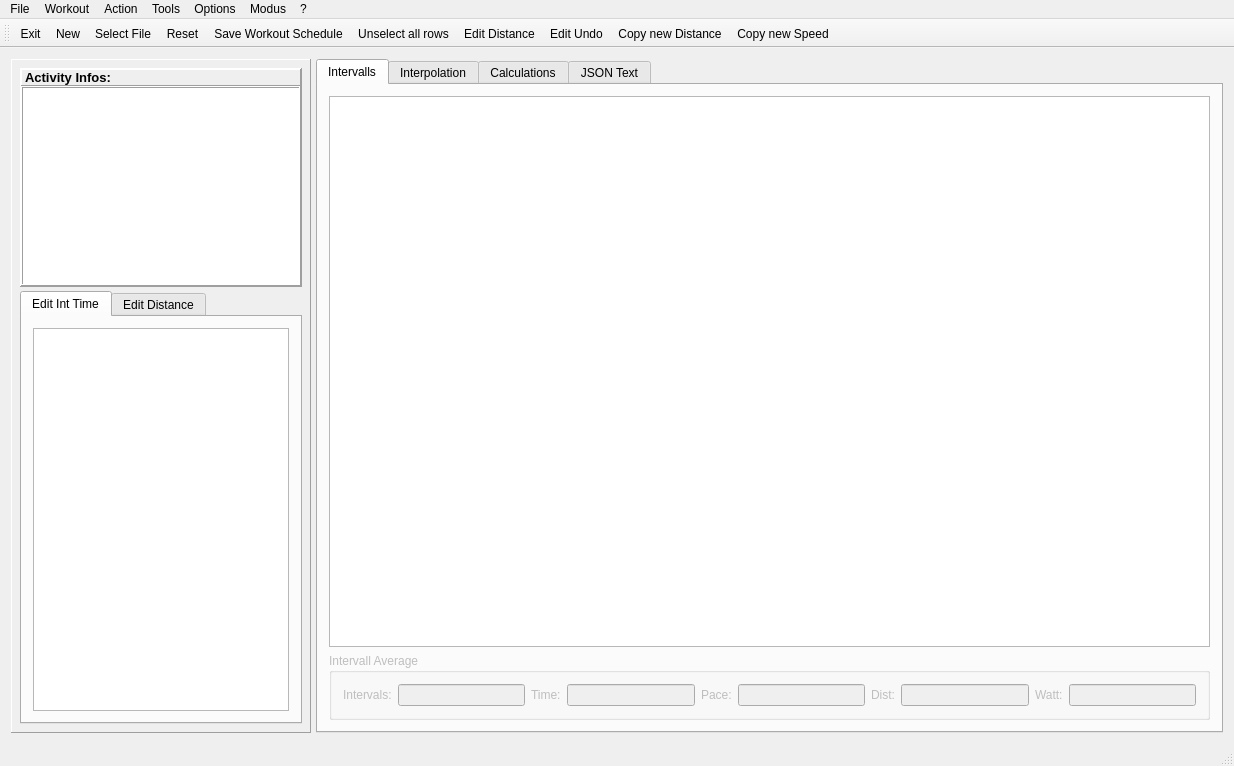
Qt form mainwindow.ui (Tria-Andy/WorkoutEditor) before a commit.
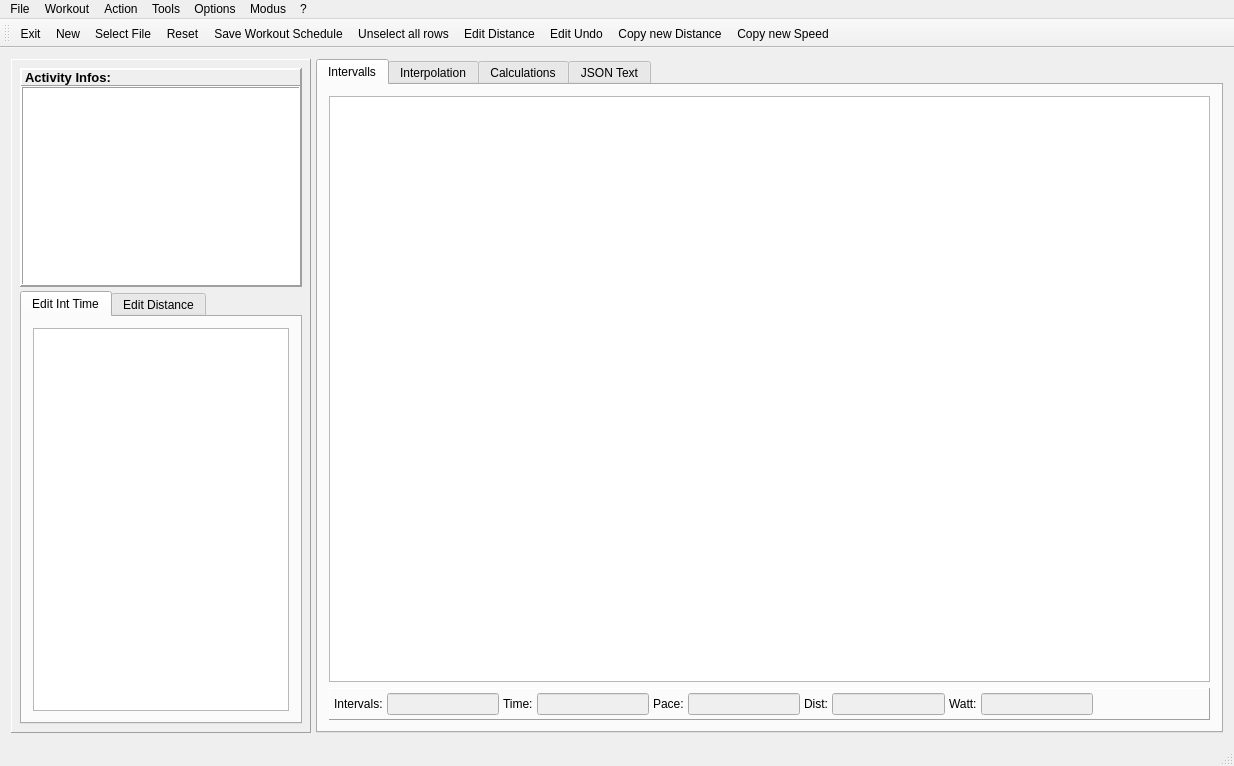
The same form after that commit. The open tabs and pages were chosen to show the change. Icons and pictures are not drawn.

Commit message: Change Avg Frame to dynamic #20

```diff
--- a/mainwindow.ui
+++ b/mainwindow.ui
@@ -552,14 +552,29 @@
              <widget class="QTableView" name="tableView_int"/>
             </item>
             <item>
-             <widget class="QGroupBox" name="groupBox_avg_values">
-              <property name="enabled">
-               <bool>false</bool>
+             <widget class="QFrame" name="frame_avgValue">
+              <property name="frameShape">
+               <enum>QFrame::Panel</enum>
               </property>
-              <property name="title">
-               <string>Intervall Average</string>
+              <property name="frameShadow">
+               <enum>QFrame::Raised</enum>
               </property>
-              <layout class="QHBoxLayout" name="horizontalLayout_4">
+              <layout class="QHBoxLayout" name="horizontalLayout_13">
+               <property name="spacing">
+                <number>4</number>
+               </property>
+               <property name="leftMargin">
+                <number>4</number>
+               </property>
+               <property name="topMargin">
+                <number>4</number>
+               </property>
+               <property name="rightMargin">
+                <number>4</number>
+               </property>
+               <property name="bottomMargin">
+                <number>4</number>
+               </property>
                <item>
                 <widget class="QLabel" name="label_13">
                  <property name="text">
@@ -605,7 +620,11 @@
                 </widget>
                </item>
                <item>
-                <widget class="QLineEdit" name="lineEdit_pace"/>
+                <widget class="QLineEdit" name="lineEdit_pace">
+                 <property name="enabled">
+                  <bool>false</bool>
+                 </property>
+                </widget>
                </item>
                <item>
                 <widget class="QLabel" name="label_11">
@@ -618,10 +637,14 @@
                 </widget>
                </item>
                <item>
-                <widget class="QLineEdit" name="lineEdit_dist"/>
+                <widget class="QLineEdit" name="lineEdit_dist">
+                 <property name="enabled">
+                  <bool>false</bool>
+                 </property>
+                </widget>
                </item>
                <item>
-                <widget class="QLabel" name="label_12">
+                <widget class="QLabel" name="label_avgWatt">
                  <property name="text">
                   <string>Watt:</string>
                  </property>
@@ -631,7 +654,24 @@
                 </widget>
                </item>
                <item>
-                <widget class="QLineEdit" name="lineEdit_watt"/>
+                <widget class="QLineEdit" name="lineEdit_watt">
+                 <property name="enabled">
+                  <bool>false</bool>
+                 </property>
+                </widget>
+               </item>
+               <item>
+                <spacer name="horizontalSpacer_6">
+                 <property name="orientation">
+                  <enum>Qt::Horizontal</enum>
+                 </property>
+                 <property name="sizeHint" stdset="0">
+                  <size>
+                   <width>40</width>
+                   <height>20</height>
+                  </size>
+                 </property>
+                </spacer>
                </item>
               </layout>
              </widget>
```
The commit also changes 2 other files.
